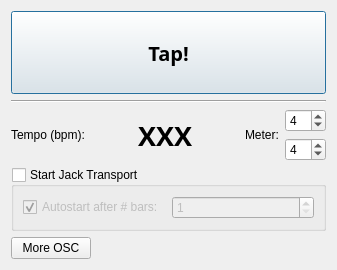
Above: tapstart_base.ui from kampfschlaefer/tapstart before the change. Below: the same form after it.
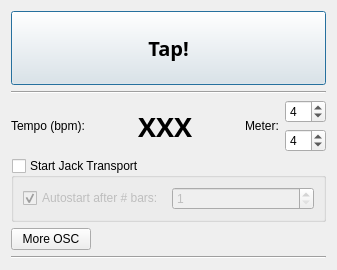
That is the form after the change.

Diff of the .ui file:
```diff
--- a/tapstart_base.ui
+++ b/tapstart_base.ui
@@ -219,8 +219,19 @@
      </item>
     </layout>
    </item>
+   <item row="6" column="0" colspan="3" >
+    <layout class="QVBoxLayout" >
+     <property name="spacing" >
+      <number>0</number>
+     </property>
+    </layout>
+   </item>
    <item row="5" column="0" colspan="3" >
-    <layout class="QVBoxLayout" />
+    <widget class="Line" name="line_2" >
+     <property name="orientation" >
+      <enum>Qt::Horizontal</enum>
+     </property>
+    </widget>
    </item>
   </layout>
  </widget>
```
